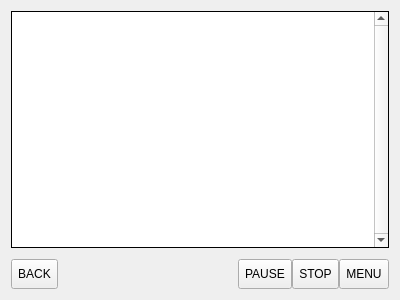
Old version of the form tconsole_form.ui in the repository stasinek/Koperek.
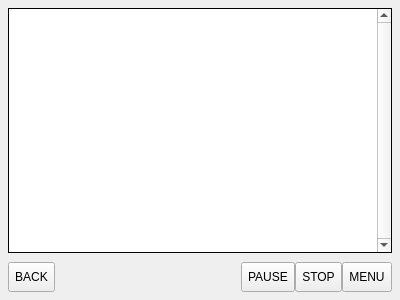
New version of the form. Icons and pictures are not drawn.

What changed in the file:
```diff
--- a/tconsole_form.ui
+++ b/tconsole_form.ui
@@ -14,6 +14,21 @@
    <string>Koperek32::Console</string>
   </property>
   <layout class="QVBoxLayout" name="verticalLayout">
+   <property name="spacing">
+    <number>4</number>
+   </property>
+   <property name="leftMargin">
+    <number>8</number>
+   </property>
+   <property name="topMargin">
+    <number>8</number>
+   </property>
+   <property name="rightMargin">
+    <number>8</number>
+   </property>
+   <property name="bottomMargin">
+    <number>8</number>
+   </property>
    <item>
     <widget class="QListWidget" name="listWidget">
      <property name="font">
@@ -143,7 +158,7 @@
       <widget class="QToolButton" name="toolButton_MENU">
        <property name="minimumSize">
         <size>
-         <width>30</width>
+         <width>40</width>
          <height>30</height>
         </size>
        </property>
```
